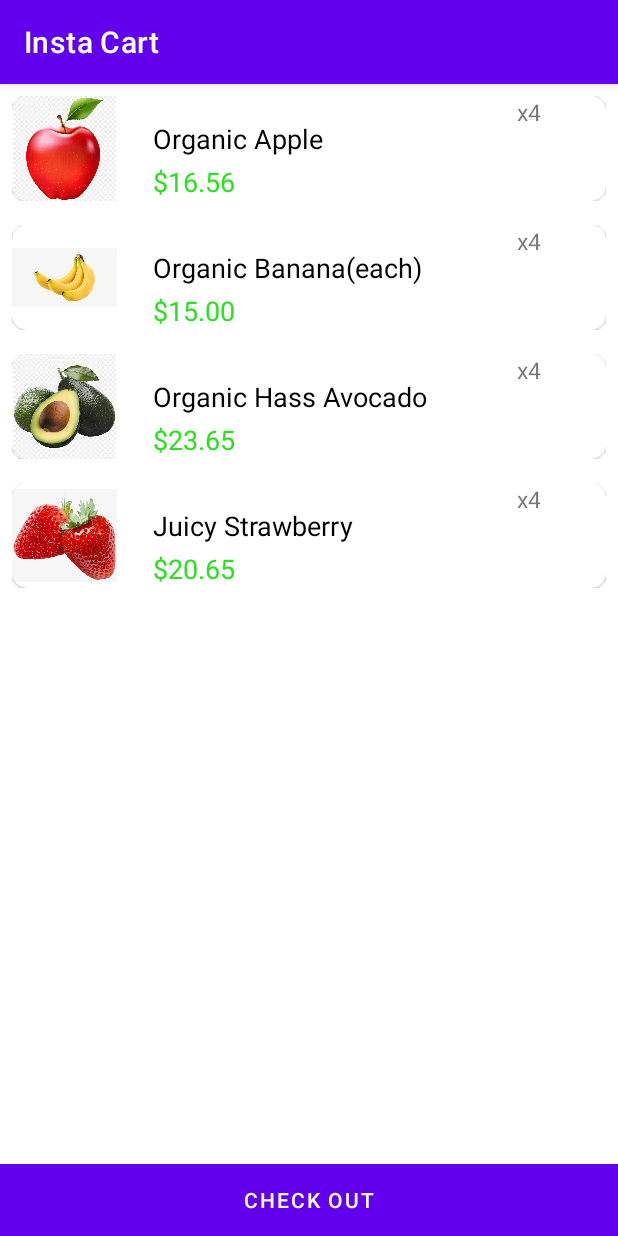
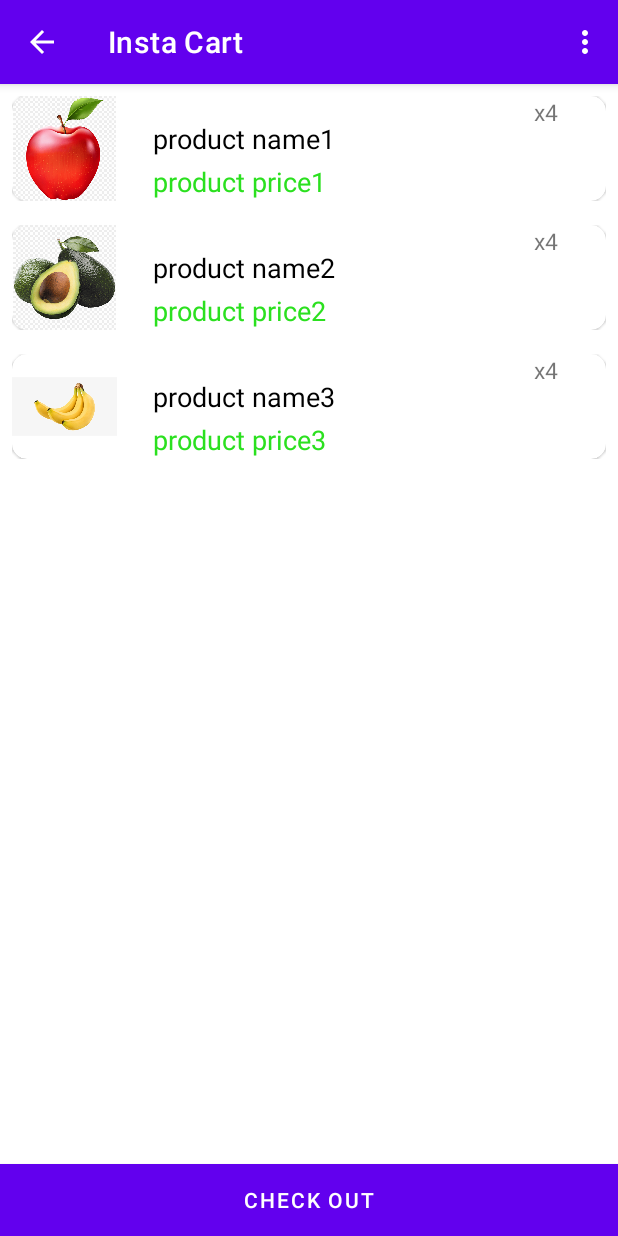
Before and after one commit to ibrahimabdellatif/instaCart, an Android app: the CartActivity screen opened directly, with no data from a screen before it, on a phone screen of 412 x 824 dp. Run offline under Robolectric (Android 15) with nearby library versions, the phone set to English and light mode, and no system bars; our stand-ins replace Room's generated code.

Commit message:
send data from item details page to the cart and save data inside cart by using room database

```diff
--- a/app/build.gradle
+++ b/app/build.gradle
@@ -30,6 +30,7 @@ android {
 
 dependencies {
     implementation 'org.jetbrains:annotations:15.0'
+    implementation 'androidx.lifecycle:lifecycle-extensions:2.2.0'
 
 
     //room
--- a/app/src/main/AndroidManifest.xml
+++ b/app/src/main/AndroidManifest.xml
@@ -9,8 +9,10 @@
         android:roundIcon="@mipmap/ic_launcher_round"
         android:supportsRtl="false"
         android:theme="@style/Theme.InstaCart">
-        <activity android:name=".CartActivity"></activity>
-        <activity android:name=".ItemDetailsActivity" />
+        <activity android:name=".CartActivity"
+            android:parentActivityName=".MainActivity"></activity>
+        <activity android:name=".ItemDetailsActivity"
+            android:parentActivityName=".MainActivity"/>
         <activity
             android:name=".AllProductActivity"
             android:parentActivityName=".MainActivity" />
--- a/app/src/main/java/com/example/instacart/Adapter/CartAdapter.java
+++ b/app/src/main/java/com/example/instacart/Adapter/CartAdapter.java
@@ -70,6 +70,15 @@ public class CartAdapter extends RecyclerView.Adapter<CartAdapter.ProductViewHol
         return mProductItemsList.size();
     }
 
+    public void setProductItem(ArrayList<ProductItems> product) {
+        this.mProductItemsList = product;
+        notifyDataSetChanged();
+    }
+
+    public ProductItems getProductItemAt(int position) {
+        return mProductItemsList.get(position);
+    }
+
     public interface OnProductListener {
         void onProductClick(ProductItems productItems);
     }
--- a/app/src/main/java/com/example/instacart/CartActivity.java
+++ b/app/src/main/java/com/example/instacart/CartActivity.java
@@ -1,43 +1,63 @@
 package com.example.instacart;
 
 import android.os.Bundle;
+import android.view.Menu;
+import android.view.MenuInflater;
+import android.view.MenuItem;
 import android.view.View;
 import android.widget.Button;
 import android.widget.Toast;
 
+import androidx.annotation.NonNull;
 import androidx.appcompat.app.AppCompatActivity;
+import androidx.lifecycle.Observer;
+import androidx.lifecycle.ViewModelProviders;
+import androidx.recyclerview.widget.ItemTouchHelper;
 import androidx.recyclerview.widget.LinearLayoutManager;
 import androidx.recyclerview.widget.RecyclerView;
 
 import com.example.instacart.Adapter.CartAdapter;
+import com.example.instacart.db.ProductViewModel;
+
+import org.jetbrains.annotations.NotNull;
 
 import java.util.ArrayList;
+import java.util.List;
 
 public class CartActivity extends AppCompatActivity {
     private RecyclerView recyclerView;
     private RecyclerView.LayoutManager layoutManager;
     private CartAdapter adapter;
     private Button btnCheckout;
-    private ArrayList<ProductItems> productList = new ArrayList<>();
+    private List<ProductItems> productList = new ArrayList<>();
+    private ItemDetailsActivity detailsActivity = new ItemDetailsActivity();
+
 
     @Override
     protected void onCreate(Bundle savedInstanceState) {
         super.onCreate(savedInstanceState);
         setContentView(R.layout.activity_cart);
 
+        detailsActivity.productViewModel = ViewModelProviders.of(this).get(ProductViewModel.class);
+        detailsActivity.productViewModel.getAllProduct().observe(this, new Observer<List<ProductItems>>() {
+            @Override
+            public void onChanged(List<ProductItems> productItems) {
+                adapter.setProductItem((ArrayList<ProductItems>) productItems);
+            }
+        });
 
-        cartItemWithFakeData();
         setRecyclerView();
         setBtnCheckout();
 
     }
+
 
     private void setRecyclerView() {
         recyclerView = (RecyclerView) findViewById(R.id.rv_cart);
         recyclerView.setHasFixedSize(true);
         layoutManager = new LinearLayoutManager(this);
         recyclerView.setLayoutManager(layoutManager);
-        adapter = new CartAdapter(productList);
+        adapter = new CartAdapter((ArrayList<ProductItems>) productList);
         adapter.setOnItemClickLister(new CartAdapter.OnProductListener() {
             @Override
             public void onProductClick(ProductItems productItems) {
@@ -49,13 +69,6 @@ public class CartActivity extends AppCompatActivity {
 
     }
 
-    private void cartItemWithFakeData() {
-        productList.add(new ProductItems(R.drawable.apple, "Organic Apple", "$16.56"));
-        productList.add(new ProductItems(R.drawable.banana, "Organic Banana(each)", "$15.00"));
-        productList.add(new ProductItems(R.drawable.avocado, "Organic Hass Avocado", "$23.65"));
-        productList.add(new ProductItems(R.drawable.strawberrypng, "Juicy Strawberry", "$20.65"));
-
-    }
 
     private void setBtnCheckout() {
         btnCheckout = findViewById(R.id.btn_checkout);
@@ -67,4 +80,41 @@ public class CartActivity extends AppCompatActivity {
         });
     }
 
+    void swipeToDelete() {
+        new ItemTouchHelper(new ItemTouchHelper.SimpleCallback(0,
+                ItemTouchHelper.LEFT | ItemTouchHelper.RIGHT) {
+            @Override
+            public boolean onMove(@NonNull @NotNull RecyclerView recyclerView, @NonNull @NotNull RecyclerView.ViewHolder viewHolder, @NonNull @NotNull RecyclerView.ViewHolder target) {
+                return false;
+            }
+
+            @Override
+            public void onSwiped(@NonNull @NotNull RecyclerView.ViewHolder viewHolder, int direction) {
+                adapter.notifyItemChanged(viewHolder.getAdapterPosition());
+                detailsActivity.productViewModel.delete(adapter.getProductItemAt(viewHolder.getAdapterPosition()));
+                Toast.makeText(CartActivity.this, "Product is Deleted", Toast.LENGTH_SHORT).show();
+            }
+        }).attachToRecyclerView(recyclerView);
+    }
+
+    @Override
+    public boolean onCreateOptionsMenu(Menu menu) {
+        MenuInflater menuInflater = getMenuInflater();
+        menuInflater.inflate(R.menu.delete_all_product_menu, menu);
+        return true;
+    }
+
+    @Override
+    public boolean onOptionsItemSelected(@NonNull MenuItem item) {
+        switch (item.getItemId()) {
+            case R.id.delete_all_product_menu:
+                detailsActivity.productViewModel.deleteAllProduct();
+                Toast.makeText(this, "cart be empty", Toast.LENGTH_SHORT).show();
+                return true;
+            default:
+                return super.onOptionsItemSelected(item);
+
+        }
+    }
+
 }
--- a/app/src/main/java/com/example/instacart/db/ItemDataBase.java
+++ b/app/src/main/java/com/example/instacart/db/ItemDataBase.java
@@ -52,6 +52,7 @@ public abstract class ItemDataBase extends RoomDatabase {
 
         @Override
         protected Void doInBackground(Void... voids) {
+            //this data just for testing
             itemDao.insert(new ProductItems(R.drawable.apple, "product name1", "product price1"));
             itemDao.insert(new ProductItems(R.drawable.avocado, "product name2", "product price2"));
             itemDao.insert(new ProductItems(R.drawable.banana, "product name3", "product price3"));
--- a/app/src/main/java/com/example/instacart/db/ProductViewModel.java
+++ b/app/src/main/java/com/example/instacart/db/ProductViewModel.java
@@ -31,6 +31,9 @@ public class ProductViewModel extends AndroidViewModel {
     public void delete(ProductItems items) {
         repository.delete(items);
     }
+    public void deleteAllProduct(){
+        repository.deleteAllItems();
+    }
 
     public LiveData<List<ProductItems>> getAllProduct() {
         return allProduct;
--- /dev/null
+++ b/app/src/main/res/menu/delete_all_product_menu.xml
@@ -0,0 +1,8 @@
+<?xml version="1.0" encoding="utf-8"?>
+<menu xmlns:android="http://schemas.android.com/apk/res/android"
+    xmlns:app="http://schemas.android.com/apk/res-auto">
+<item
+    android:id="@+id/delete_all_product_menu"
+    android:title="delete all product"
+    app:showAsAction="never"/>
+</menu>
```
Also changed, not shown: app/src/main/java/com/example/instacart/ItemDetailsActivity.java (+19 -34 lines), app/src/main/java/com/example/instacart/db/ProductRepository.java (+16 -3 lines).
